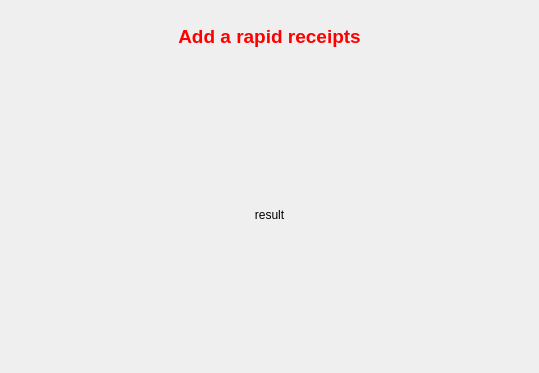
FreeHealth/freehealth, file plugins/accountplugin/receipts/preferredreceipts.ui: the form before one commit.
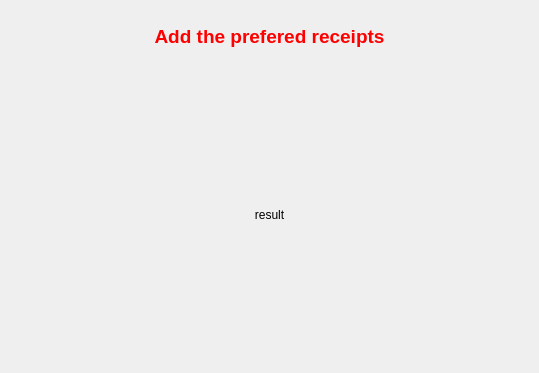
The form after the commit.

```diff
--- a/plugins/accountplugin/receipts/preferredreceipts.ui
+++ b/plugins/accountplugin/receipts/preferredreceipts.ui
@@ -35,7 +35,7 @@
         <string notr="true">color: rgb(255, 0, 0);</string>
        </property>
        <property name="text">
-        <string>Add a rapid receipts</string>
+        <string>Add the prefered receipts</string>
        </property>
        <property name="alignment">
         <set>Qt::AlignCenter</set>
```
